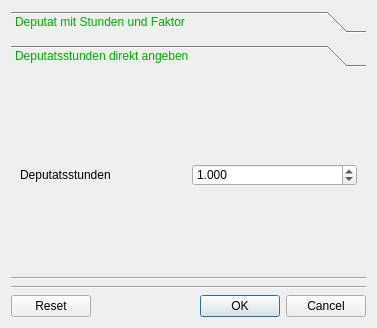
The window that wz-data/ui/dialog_workload.ui (gradgrind/WZ3) describes before a commit, drawn with Qt 5.
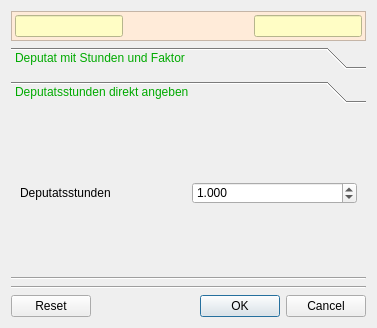
The same window after the commit. Icons and pictures are not drawn.

Commit message: Work on workload/pay dialog

The edit to the form file:
```diff
--- a/wz-data/ui/dialog_workload.ui
+++ b/wz-data/ui/dialog_workload.ui
@@ -14,6 +14,101 @@
    <string>Dialog</string>
   </property>
   <layout class="QVBoxLayout" name="verticalLayout_3">
+   <item>
+    <widget class="QFrame" name="frame">
+     <property name="minimumSize">
+      <size>
+       <width>0</width>
+       <height>20</height>
+      </size>
+     </property>
+     <property name="styleSheet">
+      <string notr="true">QFrame {
+	background-color: rgb(255, 235, 217);
+}
+QLineEdit {
+	background-color: rgb(255, 253, 197);
+}
+</string>
+     </property>
+     <property name="frameShape">
+      <enum>QFrame::StyledPanel</enum>
+     </property>
+     <property name="frameShadow">
+      <enum>QFrame::Raised</enum>
+     </property>
+     <layout class="QHBoxLayout" name="horizontalLayout_4">
+      <property name="leftMargin">
+       <number>3</number>
+      </property>
+      <property name="topMargin">
+       <number>3</number>
+      </property>
+      <property name="rightMargin">
+       <number>3</number>
+      </property>
+      <property name="bottomMargin">
+       <number>3</number>
+      </property>
+      <item>
+       <widget class="QLineEdit" name="IN">
+        <property name="focusPolicy">
+         <enum>Qt::NoFocus</enum>
+        </property>
+        <property name="readOnly">
+         <bool>true</bool>
+        </property>
+       </widget>
+      </item>
+      <item>
+       <spacer name="horizontalSpacer">
+        <property name="orientation">
+         <enum>Qt::Horizontal</enum>
+        </property>
+        <property name="sizeHint" stdset="0">
+         <size>
+          <width>40</width>
+          <height>20</height>
+         </size>
+        </property>
+       </spacer>
+      </item>
+      <item>
+       <widget class="QLabel" name="label_3">
+        <property name="text">
+         <string/>
+        </property>
+        <property name="pixmap">
+         <pixmap>../icons/arrow_r.svg</pixmap>
+        </property>
+       </widget>
+      </item>
+      <item>
+       <spacer name="horizontalSpacer_2">
+        <property name="orientation">
+         <enum>Qt::Horizontal</enum>
+        </property>
+        <property name="sizeHint" stdset="0">
+         <size>
+          <width>40</width>
+          <height>20</height>
+         </size>
+        </property>
+       </spacer>
+      </item>
+      <item>
+       <widget class="QLineEdit" name="OUT">
+        <property name="focusPolicy">
+         <enum>Qt::NoFocus</enum>
+        </property>
+        <property name="readOnly">
+         <bool>true</bool>
+        </property>
+       </widget>
+      </item>
+     </layout>
+    </widget>
+   </item>
    <item>
     <widget class="QToolBox" name="toolBox">
      <property name="styleSheet">
@@ -160,7 +255,7 @@
         <x>0</x>
         <y>0</y>
         <width>355</width>
-        <height>176</height>
+        <height>135</height>
        </rect>
       </property>
       <attribute name="label">
```
The commit also changes 6 other files.
